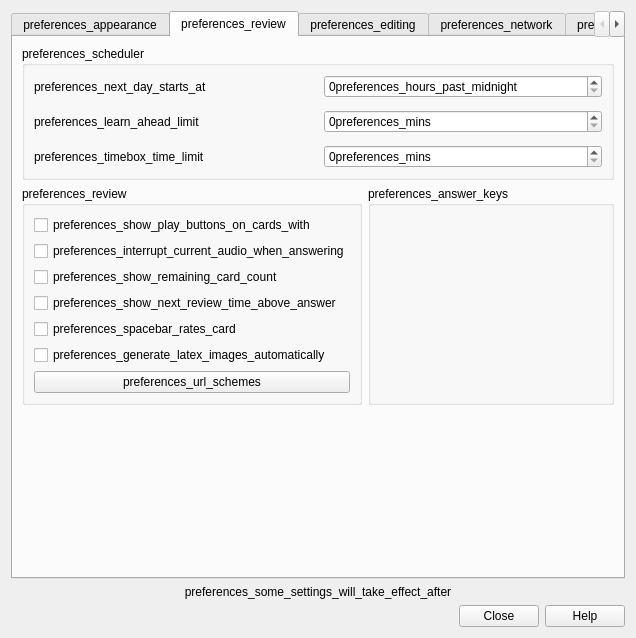
Qt form qt/aqt/forms/preferences.ui (ankitects/anki) before a commit.
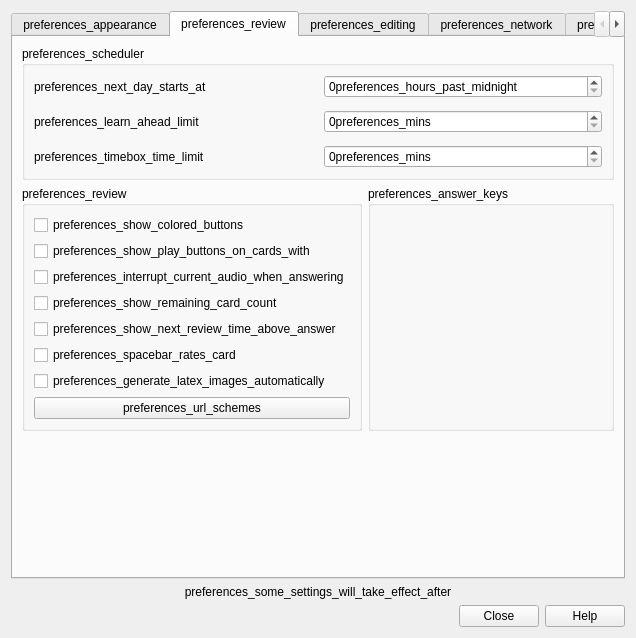
The same form after that commit. The open tabs and pages were chosen to show the change.

Commit message: FEAT/ADD: Option for colored answer buttons

Diff of the .ui file:
```diff
--- a/qt/aqt/forms/preferences.ui
+++ b/qt/aqt/forms/preferences.ui
@@ -373,6 +373,19 @@
             <string>preferences_review</string>
            </property>
            <layout class="QVBoxLayout" name="verticalLayout_5">
+            <item>
+             <widget class="QCheckBox" name="hideColoredButtons">
+              <property name="sizePolicy">
+               <sizepolicy hsizetype="Fixed" vsizetype="Fixed">
+                <horstretch>0</horstretch>
+                <verstretch>0</verstretch>
+               </sizepolicy>
+              </property>
+              <property name="text">
+               <string>preferences_show_colored_buttons</string>
+              </property>
+             </widget>
+            </item>
             <item>
              <widget class="QCheckBox" name="showPlayButtons">
               <property name="sizePolicy">
```
The commit also changes 6 other files.
